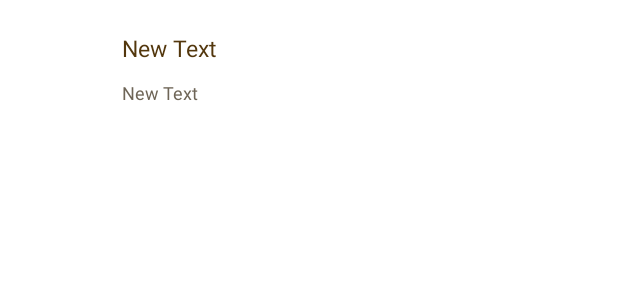
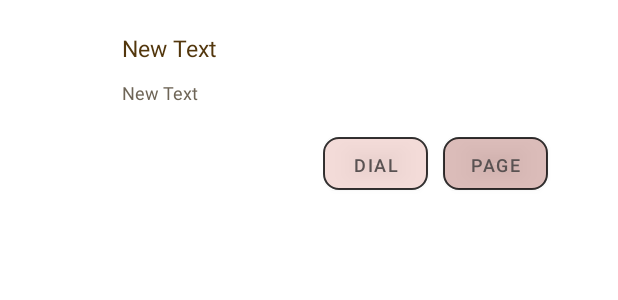
Before and after one commit to kimec824/ForDong_client, an Android app: the layout listview_item.xml on its own in the app's theme, with its tools: preview values and no code run, on a phone screen of 412 x 824 dp. Shown: the top 300 px of the screen. Run offline under Robolectric (Android 15) with nearby library versions, the phone set to English and light mode, and no system bars.

Commit message:
add_more_function

```diff
--- a/app/src/main/java/com/example/madcamp_proj2/ProfileActivity.java
+++ b/app/src/main/java/com/example/madcamp_proj2/ProfileActivity.java
@@ -26,6 +26,7 @@ import android.widget.AdapterView;
 import android.widget.Button;
 import android.widget.EditText;
 import android.widget.GridView;
+import android.widget.ImageButton;
 import android.widget.ImageView;
 import android.widget.LinearLayout;
 import android.widget.TextView;
@@ -95,7 +96,7 @@ public class ProfileActivity extends AppCompatActivity implements AsyncTaskCallb
         userPhone = findViewById(R.id.phoneProfile);
         userEmail = findViewById(R.id.emailProfile);
         userImage = findViewById(R.id.imageProfile);
-        Button editbtn = (Button) findViewById(R.id.editbtn);
+        ImageButton editbtn = (ImageButton) findViewById(R.id.editbtn);
 
         GradientDrawable drawable= (GradientDrawable) getResources().getDrawable(R.drawable.background_rounding);
         userImage.setBackground(drawable);
--- /dev/null
+++ b/app/src/main/res/drawable/button_dial_custom.xml
@@ -0,0 +1,13 @@
+<?xml version="1.0" encoding="utf-8"?>
+<shape xmlns:android="http://schemas.android.com/apk/res/android"
+android:shape="rectangle">
+
+<stroke
+    android:width="1dp"
+    android:color="#000000" />
+<solid
+    android:color="#F8DADA"
+    />
+
+<corners android:radius="10dp" />
+</shape>
--- /dev/null
+++ b/app/src/main/res/drawable/button_page_custom.xml
@@ -0,0 +1,13 @@
+<?xml version="1.0" encoding="utf-8"?>
+<shape xmlns:android="http://schemas.android.com/apk/res/android"
+android:shape="rectangle">
+
+<stroke
+    android:width="1dp"
+    android:color="#000000" />
+<solid
+    android:color="#DAB1B1"
+    />
+
+<corners android:radius="10dp" />
+</shape>
--- a/app/src/main/res/layout/listview_item.xml
+++ b/app/src/main/res/layout/listview_item.xml
@@ -1,10 +1,11 @@
 <?xml version="1.0" encoding="utf-8"?>
 <LinearLayout xmlns:android="http://schemas.android.com/apk/res/android"
     xmlns:app="http://schemas.android.com/apk/res-auto"
+    android:id="@+id/listview_item"
     android:layout_width="match_parent"
-    android:id="@+id/listview_item"
     android:layout_height="wrap_content"
     android:layout_margin="5dp"
+    android:background="#FFFFFF"
     android:orientation="vertical">
 
 
@@ -13,8 +14,7 @@
         android:layout_height="70dp"
         android:layout_margin="5dp"
         android:orientation="horizontal"
-        android:paddingLeft="5dp"
-        >
+        android:paddingLeft="5dp">
 
         <androidx.cardview.widget.CardView
             android:layout_width="50dp"
@@ -66,29 +66,37 @@
     <LinearLayout
         android:id="@+id/hidden"
         android:layout_width="match_parent"
-        android:layout_height="51dp"
+        android:layout_height="50dp"
         android:orientation="horizontal"
-        android:paddingLeft="30dp"
+        android:paddingLeft="210dp"
         android:paddingTop="5dp"
         android:paddingRight="30dp"
         android:paddingBottom="5dp"
-        android:visibility="gone"
-        >
+        android:visibility="visible">
 
         <Button
             android:id="@+id/dialbtn"
-            android:layout_width="0dp"
-            android:layout_height="wrap_content"
-            android:layout_weight="1"
+            android:layout_width="70dp"
+            android:layout_height="35dp"
+            android:background="@drawable/button_dial_custom"
             android:gravity="center"
-            android:text="Dial" />
+            android:text="Dial"
+            android:textColor="#595252"
+            android:textSize="12dp"
+            app:backgroundTint="#CBF8F8F3"
+            app:backgroundTintMode="multiply" />
 
         <Button
             android:id="@+id/mypagebtn"
-            android:layout_width="0dp"
-            android:layout_height="wrap_content"
-            android:layout_gravity="center"
-            android:layout_weight="1"
+            android:layout_width="70dp"
+            android:layout_height="35dp"
+            android:background="@drawable/button_page_custom"
+            android:textColor="#595252"
+            android:layout_marginLeft="10dp"
+            android:textSize="12dp"
+            android:gravity="center"
+            app:backgroundTint="#CBF8F8F3"
+            app:backgroundTintMode="multiply"
             android:text="Page" />
     </LinearLayout>
 
--- a/app/src/main/res/values/strings.xml
+++ b/app/src/main/res/values/strings.xml
@@ -12,7 +12,7 @@
     <string name="facebook_app_id">461549658581999</string>
     <string name="fb_login_protocol_scheme">fb461549658581999</string>
 
-    <string name="ip">192.249.18.250</string>
+    <string name="ip">192.249.18.232</string>
     <!-- TODO: Remove or change this placeholder text -->
     <string name="hello_blank_fragment">Hello blank fragment</string>
 </resources>
```
Also changed, not shown: app/src/main/java/com/example/madcamp_proj2/RecyclerViewAdapter.java (+26 -1 lines), app/src/main/res/layout/activity_profile.xml (+25 -6 lines), app/src/main/res/drawable-v24/edit.png (added).
